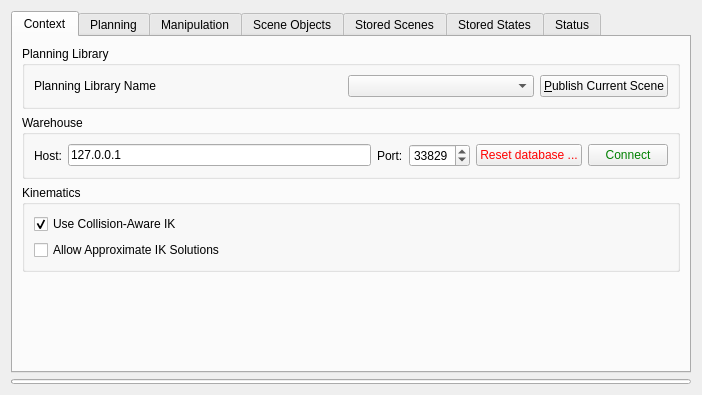
Above: moveit_ros/visualization/motion_planning_rviz_plugin/src/ui/motion_planning_rviz_plugin_frame.ui from moveit/moveit before the change. Below: the same form after it.
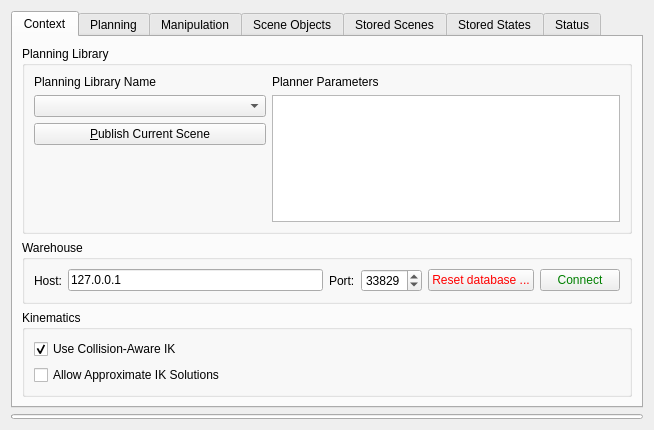
That is the form after the change. The open tabs and pages were chosen to show the change. Custom widgets are drawn as their Qt base class.

Commit message: access planner params in rviz' MotionPlanningFrame

```diff
--- a/moveit_ros/visualization/motion_planning_rviz_plugin/src/ui/motion_planning_rviz_plugin_frame.ui
+++ b/moveit_ros/visualization/motion_planning_rviz_plugin/src/ui/motion_planning_rviz_plugin_frame.ui
@@ -6,8 +6,8 @@
    <rect>
     <x>0</x>
     <y>0</y>
-    <width>702</width>
-    <height>395</height>
+    <width>654</width>
+    <height>430</height>
    </rect>
   </property>
   <property name="windowTitle">
@@ -38,31 +38,26 @@
          <property name="title">
           <string>Planning Library</string>
          </property>
-         <layout class="QHBoxLayout" name="horizontalLayout_8">
+         <layout class="QHBoxLayout" name="horizontalLayout_8" stretch="2,3">
+          <item>
+           <layout class="QVBoxLayout" name="verticalLayout_13">
           <item>
            <widget class="QLabel" name="library_label">
+              <property name="sizePolicy">
+               <sizepolicy hsizetype="MinimumExpanding" vsizetype="Preferred">
+                <horstretch>0</horstretch>
+                <verstretch>0</verstretch>
+               </sizepolicy>
+              </property>
             <property name="text">
              <string>Planning Library Name</string>
             </property>
            </widget>
           </item>
-          <item>
-           <spacer name="horizontalSpacer">
-            <property name="orientation">
-             <enum>Qt::Horizontal</enum>
-            </property>
-            <property name="sizeHint" stdset="0">
-             <size>
-              <width>40</width>
-              <height>20</height>
-             </size>
-            </property>
-           </spacer>
-          </item>
           <item>
            <widget class="QComboBox" name="planning_algorithm_combo_box">
             <property name="sizePolicy">
-             <sizepolicy hsizetype="MinimumExpanding" vsizetype="Fixed">
+               <sizepolicy hsizetype="MinimumExpanding" vsizetype="Preferred">
               <horstretch>0</horstretch>
               <verstretch>0</verstretch>
              </sizepolicy>
@@ -71,11 +66,56 @@
           </item>
           <item>
            <widget class="QPushButton" name="publish_current_scene_button">
+              <property name="sizePolicy">
+               <sizepolicy hsizetype="MinimumExpanding" vsizetype="Preferred">
+                <horstretch>0</horstretch>
+                <verstretch>0</verstretch>
+               </sizepolicy>
+              </property>
             <property name="text">
              <string>&amp;Publish Current Scene</string>
             </property>
            </widget>
           </item>
+            <item>
+             <spacer name="verticalSpacer_10">
+              <property name="orientation">
+               <enum>Qt::Vertical</enum>
+              </property>
+              <property name="sizeType">
+               <enum>QSizePolicy::Expanding</enum>
+              </property>
+              <property name="sizeHint" stdset="0">
+               <size>
+                <width>20</width>
+                <height>40</height>
+               </size>
+              </property>
+             </spacer>
+            </item>
+           </layout>
+          </item>
+          <item>
+           <layout class="QVBoxLayout" name="verticalLayout_14">
+            <item>
+             <widget class="QLabel" name="label_15">
+              <property name="text">
+               <string>Planner Parameters</string>
+              </property>
+             </widget>
+            </item>
+            <item>
+             <widget class="moveit_rviz_plugin::MotionPlanningParamWidget" name="planner_param_treeview">
+              <property name="indentation">
+               <number>0</number>
+              </property>
+              <property name="rootIsDecorated">
+               <bool>false</bool>
+              </property>
+             </widget>
+            </item>
+           </layout>
+          </item>
          </layout>
         </widget>
        </item>
@@ -1564,6 +1604,13 @@
    </item>
   </layout>
  </widget>
+ <customwidgets>
+  <customwidget>
+   <class>moveit_rviz_plugin::MotionPlanningParamWidget</class>
+   <extends>QTreeView</extends>
+   <header location="global">moveit/motion_planning_rviz_plugin/motion_planning_param_widget.h</header>
+  </customwidget>
+ </customwidgets>
  <tabstops>
   <tabstop>tabWidget</tabstop>
   <tabstop>planning_algorithm_combo_box</tabstop>
```
Left out of the diff: 10 changed lines with no effect on the pictures. Lines whose indentation alone changed are shown as unchanged. The commit also changes 5 other files.
